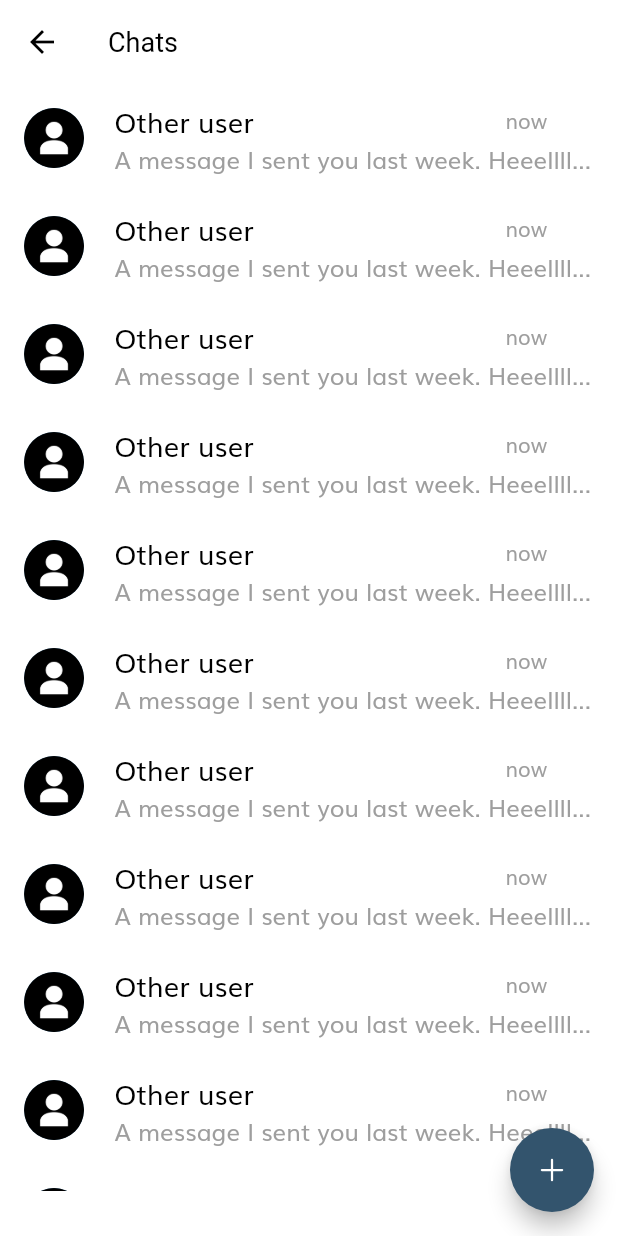
After one commit to freddysundowner/notifications, a Flutter app: the AllChatsPage screen opened directly, on a phone screen of 412 x 824 dp. The commit adds this screen. Run offline on Flutter 3.47's test engine with Material 2 defaults, Android fonts, the phone set to English and light mode, and no system bars; our stand-ins replace cached_network_image, firebase_auth, firebase_core, flutter_screenutil, get, image_cropper and 4 more; missing offline and left inert: agora_rtc_engine; accounts and stored records are empty.

Commit message:
All chats and new chat screens

```diff
--- /dev/null
+++ b/lib/screens/chats/all_chats_page.dart
@@ -0,0 +1,60 @@
+import 'package:flutter/material.dart';
+import 'package:flutter_screenutil/flutter_screenutil.dart';
+import 'package:fluttergistshop/screens/chats/new_chat_page.dart';
+import 'package:get/get.dart';
+import 'package:ionicons/ionicons.dart';
+
+class AllChatsPage extends StatelessWidget {
+  const AllChatsPage({Key? key}) : super(key: key);
+
+  @override
+  Widget build(BuildContext context) {
+    return Scaffold(
+      appBar: AppBar(
+        title: const Text("Chats", style: TextStyle(color: Colors.black),),
+        centerTitle: false,
+      ),
+      body: Padding(
+        padding: const EdgeInsets.only(bottom: 30.0),
+        child: ListView.builder(
+          itemCount: 12,
+            itemBuilder: (context, index) {
+          return Container(
+            padding: const EdgeInsets.all(8),
+            child: Row(
+              children: [
+                const Padding(
+                  padding: EdgeInsets.all(8.0),
+                  child: CircleAvatar(
+                      backgroundImage: AssetImage(
+                          "assets/icons/profile_placeholder.png")),
+                ),
+                SizedBox(width: 0.03.sw,),
+                Column(
+                  crossAxisAlignment: CrossAxisAlignment.start,
+                  children: [
+                    SizedBox(
+                      width: 0.7.sw,
+                      child: Row(
+                        mainAxisAlignment: MainAxisAlignment.spaceBetween,
+                        children: [
+                          Text("Other user", style: TextStyle(color: Colors.black, fontSize: 16.sp),),
+                          Text("now", style: TextStyle(color: Colors.grey, fontSize: 12.sp),)
+                        ],
+                      ),
+                    ),
+                    Text("A message I sent you last week. Heeellllloooooooooo......????".substring(0, 40) + "...", style: TextStyle(color: Colors.grey, fontSize: 14.sp),)
+                  ],
+                )
+              ],
+            ),
+          );
+        }),
+      ),
+      floatingActionButton: FloatingActionButton(
+        onPressed: () => Get.to(NewChatPage()),
+        child: const Icon(Ionicons.add, color: Colors.white,),
+      ),
+    );
+  }
+}
```
Also changed, not shown: lib/controllers/room_controller.dart (+8 -1 lines), lib/screens/chats/new_chat_page.dart (added, +106 -0 lines), lib/screens/home/home_page.dart (+10 -2 lines).
